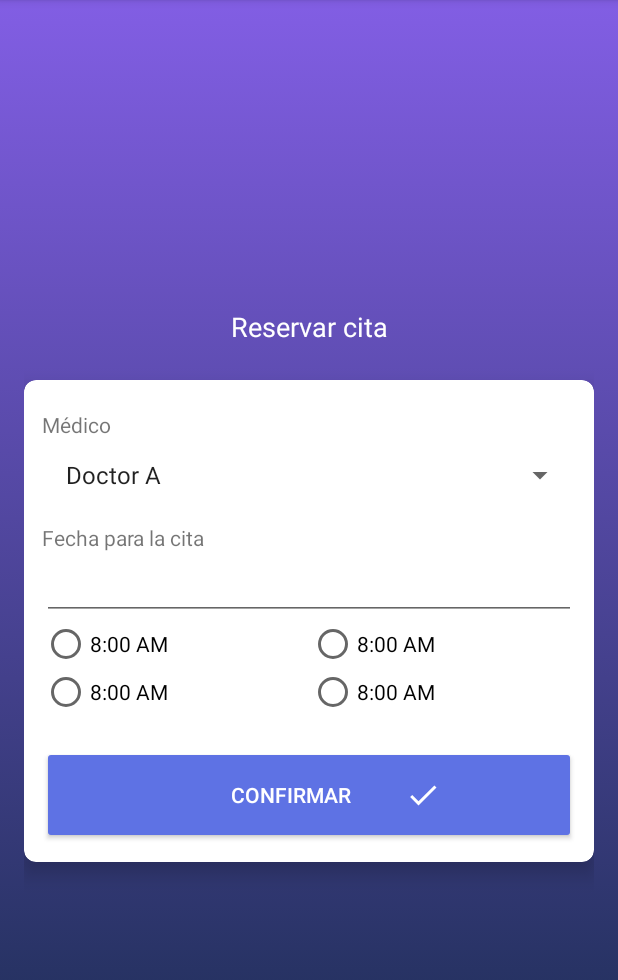
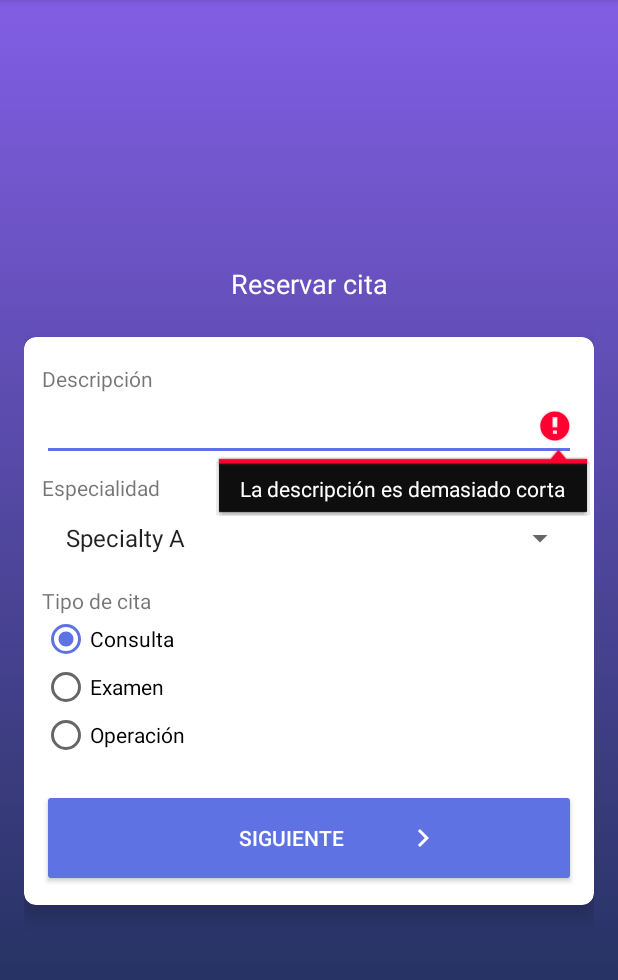
Before and after one commit to JCarlosR/MyAppointments, an Android app: the CreateAppointmentActivity screen opened directly, with no data from a screen before it, after a tap on "SIGUIENTE", on a phone screen of 412 x 824 dp, the part 84-1064 px from its top. Run offline under Robolectric (Android 15) with nearby library versions, the phone set to English and light mode, and no system bars.

Commit message:
Back to step 1 and validate description

```diff
--- a/app/src/main/java/com/programacionymas/myappointments/CreateAppointmentActivity.kt
+++ b/app/src/main/java/com/programacionymas/myappointments/CreateAppointmentActivity.kt
@@ -21,8 +21,13 @@ class CreateAppointmentActivity : AppCompatActivity() {
         setContentView(R.layout.activity_create_appointment)
 
         btnNext.setOnClickListener {
+            if (etDescription.text.toString().length < 3) {
+                etDescription.error = getString(R.string.validate_appointment_description)
+            } else {
+                // continue to step 2
                 cvStep1.visibility = View.GONE
                 cvStep2.visibility = View.VISIBLE
+            }
         }
 
         btnConfirmAppointment.setOnClickListener {
@@ -108,6 +113,11 @@ class CreateAppointmentActivity : AppCompatActivity() {
             = if (this>=10) this.toString() else "0$this"
 
     override fun onBackPressed() {
+        if (cvStep2.visibility == View.VISIBLE) {
+            cvStep2.visibility = View.GONE
+            cvStep1.visibility = View.VISIBLE
+
+        } else if (cvStep1.visibility == View.VISIBLE) {
             val builder = AlertDialog.Builder(this)
             builder.setTitle(getString(R.string.dialog_create_appointment_exit_title))
             builder.setMessage(getString(R.string.dialog_create_appointment_exit_message))
@@ -121,4 +131,6 @@ class CreateAppointmentActivity : AppCompatActivity() {
             val dialog = builder.create()
             dialog.show()
         }
+
     }
+}
--- a/app/src/main/res/layout/activity_create_appointment.xml
+++ b/app/src/main/res/layout/activity_create_appointment.xml
@@ -39,7 +39,7 @@
                     android:layout_width="wrap_content" android:layout_height="wrap_content"/>
 
             <EditText
-
+                    android:id="@+id/etDescription"
                     android:layout_width="match_parent" android:layout_height="wrap_content"/>
 
             <TextView
@@ -64,6 +64,7 @@
                         android:layout_marginBottom="8dp"
                         android:orientation="vertical">
                 <RadioButton
+                        android:checked="true"
                         android:layout_width="wrap_content"
                         android:layout_height="wrap_content"
                         android:text="@string/type1"/>
--- a/app/src/main/res/values/strings.xml
+++ b/app/src/main/res/values/strings.xml
@@ -40,4 +40,5 @@
     </string>
     <string name="dialog_create_appointment_exit_positive_btn">Sí, salir</string>
     <string name="dialog_create_appointment_exit_negative_btn">Continuar registro</string>
+    <string name="validate_appointment_description">La descripción es demasiado corta</string>
 </resources>
```
Lines whose indentation alone changed are shown as unchanged.
